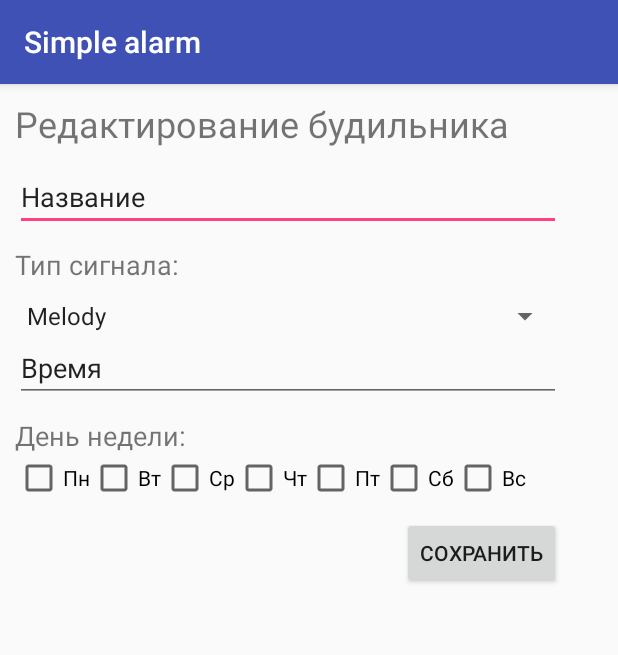
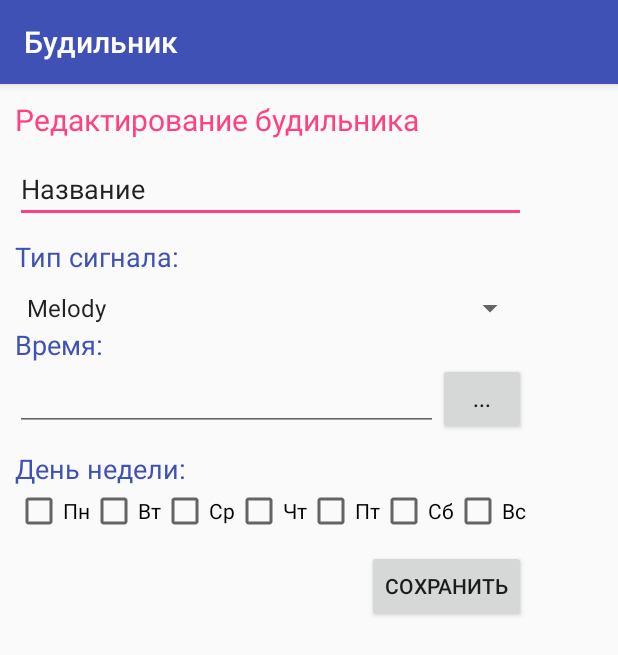
Before and after one commit to MarkovaDA/SimpleAlarmTask, an Android app: the AlarmEditActivity screen opened directly, with no data from a screen before it, on a phone screen of 412 x 824 dp. Shown: the top 655 px of the screen. Run offline under Robolectric (Android 15) with nearby library versions, the phone set to English and light mode, and no system bars; 8 statements that could not run were skipped.

Commit message:
добавление будильника

```diff
--- a/app/src/main/java/com/alarm/darya/simplealarm/AlarmEditActivity.java
+++ b/app/src/main/java/com/alarm/darya/simplealarm/AlarmEditActivity.java
@@ -10,6 +10,7 @@ import android.widget.Button;
 import android.widget.EditText;
 import android.widget.Spinner;
 import android.widget.CheckBox;
+import android.widget.TextView;
 
 import com.alarm.darya.simplealarm.model.Alarm;
 import com.alarm.darya.simplealarm.model.SignalType;
@@ -19,10 +20,11 @@ import com.alarm.darya.simplealarm.model.SignalType;
 public class AlarmEditActivity extends AppCompatActivity {
     EditText txtAlarmTitle;
     EditText txtAlarmTime;
+    TextView txtWindowTitle;
     Spinner spinnerSignalType;
     Button btnSave;
     Alarm selectedAlarm;
-
+    String windowTitle;
 
     CheckBox chbMon, chbTue, chbWed, chbThu, chbFru, chbSat, chbSun;
 
@@ -34,7 +36,8 @@ public class AlarmEditActivity extends AppCompatActivity {
         Intent intent = getIntent();
         Bundle bundle = intent.getExtras();
         selectedAlarm = (Alarm)bundle.getSerializable("selectedAlarm");
-
+        windowTitle = intent.getStringExtra("action");
+        txtWindowTitle.setText(windowTitle);
         txtAlarmTitle = (EditText)findViewById(R.id.txtAlarmTitle);
         txtAlarmTitle.setText(selectedAlarm.getName());
 
@@ -50,8 +53,9 @@ public class AlarmEditActivity extends AppCompatActivity {
     //действия при нажатии кнопки "сохранить"
     View.OnClickListener onBtnSaveClick = new View.OnClickListener() {
         public void onClick(View v) {
-        if (selectedAlarm == null)
+        if (selectedAlarm == null) {
             return;
+        }
         else {
             selectedAlarm.setName(txtAlarmTitle.getText().toString());
             selectedAlarm.setSchedule(txtAlarmTime.getText().toString());
--- /dev/null
+++ b/app/src/main/java/com/alarm/darya/simplealarm/TimeSelectActivity.java
@@ -0,0 +1,5 @@
+package com.alarm.darya.simplealarm;
+
+
+public class TimeSelectActivity {
+}
--- a/app/src/main/java/com/alarm/darya/simplealarm/model/Alarm.java
+++ b/app/src/main/java/com/alarm/darya/simplealarm/model/Alarm.java
@@ -20,7 +20,7 @@ public class Alarm implements Serializable {
         this.id = id;
         this.isOn = isOn;
         this.signalType = SignalType.Melody;//default
-        this.schedule = "Время";
+        this.schedule = "00:00";
         daysOfWeek = new boolean[count];
     }
 
--- a/app/src/main/res/layout/activity_alarm_edit.xml
+++ b/app/src/main/res/layout/activity_alarm_edit.xml
@@ -11,8 +11,9 @@
             android:id="@+id/textView"
             android:layout_width="wrap_content"
             android:layout_height="wrap_content"
-            android:textSize="24sp"
+            android:textSize="20sp"
             android:ems="13"
+            android:textColor="@color/colorAccent"
             android:text="Редактирование будильника"
             />
     </TableRow>
@@ -32,6 +33,7 @@
             android:layout_width="wrap_content"
             android:layout_height="wrap_content"
             android:textSize="18sp"
+            android:textColor="@color/colorPrimary"
             android:text="Тип сигнала:" />
     </TableRow>
 
@@ -44,14 +46,28 @@
             android:layout_height="wrap_content"
             />
     </TableRow>
-
     <TableRow android:layout_marginLeft="10dp">
-        <EditText
-            android:id="@+id/txtAlarmTime"
-            android:layout_width="match_parent"
+        <TextView
+            android:layout_width="wrap_content"
             android:layout_height="wrap_content"
-            android:text="Время"
-            android:inputType="time" />
+            android:textSize="18sp"
+            android:textColor="@color/colorPrimary"
+            android:text="Время:"/>
+    </TableRow>
+    <TableRow android:layout_marginLeft="10dp">
+        <LinearLayout android:orientation="horizontal">
+            <EditText
+                android:id="@+id/txtAlarmTime"
+                android:layout_width="match_parent"
+                android:layout_height="wrap_content"
+                android:inputType="time"
+                android:layout_weight="2"/>
+            <Button android:id="@+id/btnSetTime"
+                android:layout_width="wrap_content"
+                android:text="..."
+                android:layout_height="wrap_content"
+                android:layout_weight="1"/>
+        </LinearLayout>
     </TableRow>
     <TableRow android:layout_marginLeft="10dp"
         android:layout_marginTop="10dp">
@@ -59,6 +75,7 @@
             android:layout_width="wrap_content"
             android:layout_height="wrap_content"
             android:textSize="18sp"
+            android:textColor="@color/colorPrimary"
             android:text="День недели:" />
     </TableRow>
     <TableRow android:layout_marginLeft="10dp">
--- a/app/src/main/res/layout/activity_main.xml
+++ b/app/src/main/res/layout/activity_main.xml
@@ -17,7 +17,8 @@
     <Button
         android:layout_width="match_parent"
         android:layout_height="wrap_content"
-        android:text="Add new alarm"
+        android:text="Добавить"
+        android:onClick="onBtnAddClicked"
         android:layout_alignParentBottom="true"
         />
 </RelativeLayout>
--- a/app/src/main/res/layout/list_item.xml
+++ b/app/src/main/res/layout/list_item.xml
@@ -20,7 +20,7 @@
             android:layout_width="wrap_content"
             android:layout_height="wrap_content"
             android:layout_weight="0"
-            android:text="on" />
+            android:text="вкл" />
 
         <Button
             android:id="@+id/alarmDeleteBtn"
@@ -30,6 +30,6 @@
             android:layout_weight="0"
             android:adjustViewBounds="true"
             android:scaleType="centerInside"
-            android:text="Del" />
+            android:text="Удал" />
     </TableRow>
 </TableLayout>
--- a/app/src/main/res/values/strings.xml
+++ b/app/src/main/res/values/strings.xml
@@ -1,5 +1,5 @@
 <resources>
-    <string name="app_name">Simple alarm</string>
+    <string name="app_name">Будильник</string>
     <string-array name="signal_type">
         <item>Melody</item>
         <item>Vibration</item>
```
Also changed, not shown: app/src/main/java/com/alarm/darya/simplealarm/MainActivity.java (+26 -20 lines).
